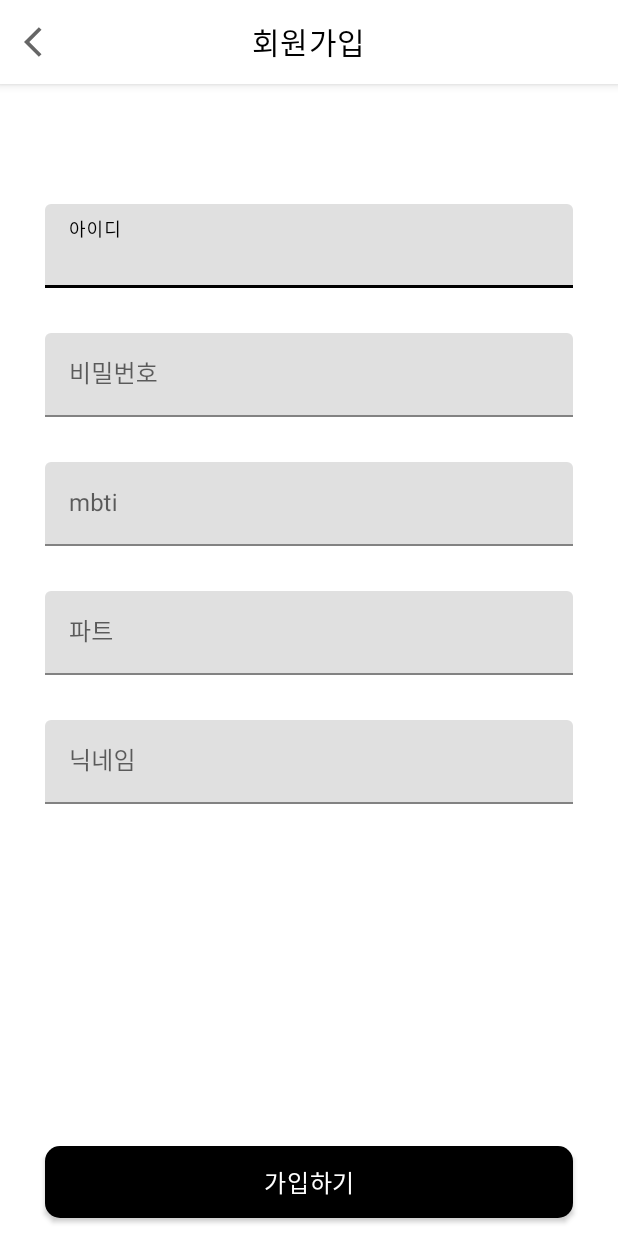
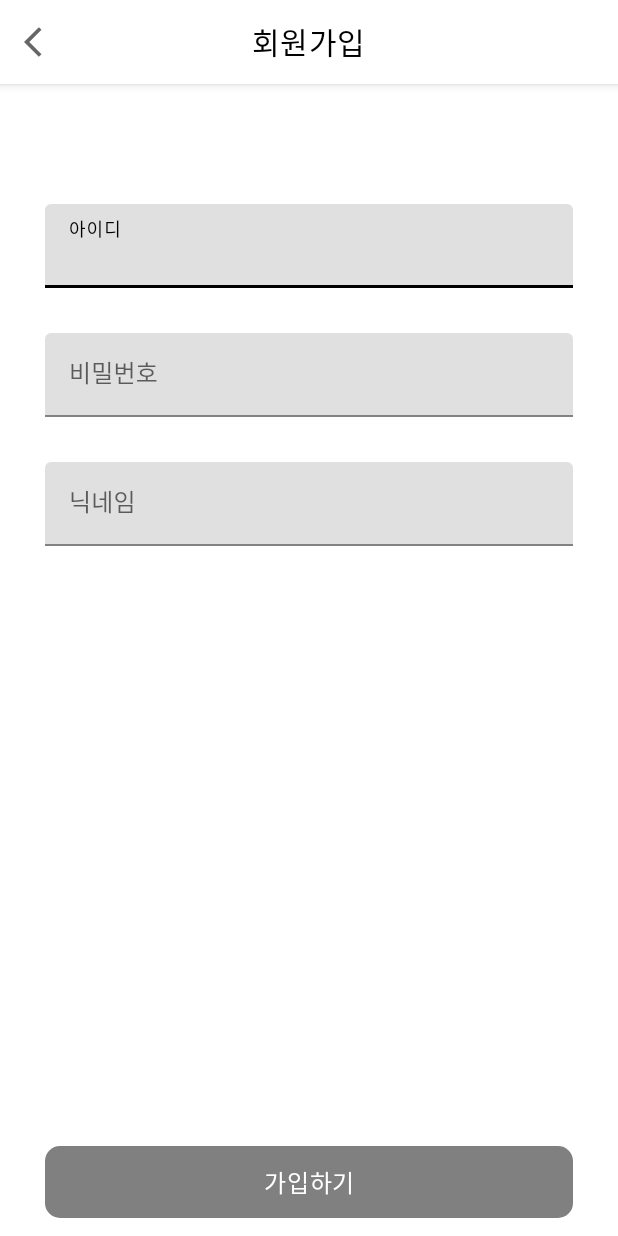
Before and after one commit to IN-SOPT-ANDROID/sunwoong-hwang, an Android app: the SignUpActivity screen opened directly, with no data from a screen before it, on a phone screen of 412 x 824 dp. Run offline under Robolectric (Android 15) with nearby library versions, the phone set to English and light mode, and no system bars; our stand-ins replace data binding.

Commit message:
fix: button enable -> false & color -> gray 변경 & 불필요 UI 삭제

```diff
--- a/app/src/main/res/layout/activity_sign_in.xml
+++ b/app/src/main/res/layout/activity_sign_in.xml
@@ -91,6 +91,7 @@
             android:layout_height="wrap_content"
             android:layout_marginBottom="6dp"
             android:background="@drawable/background_button"
+            android:backgroundTint="@color/gray"
             android:text="@string/sign_in"
             app:layout_constraintBottom_toTopOf="@id/sign_in_sign_up_btn"
             app:layout_constraintEnd_toEndOf="@id/sign_in_end_gl"
--- a/app/src/main/res/layout/activity_sign_up.xml
+++ b/app/src/main/res/layout/activity_sign_up.xml
@@ -100,49 +100,7 @@
                 </com.google.android.material.textfield.TextInputLayout>
 
                 <com.google.android.material.textfield.TextInputLayout
-                    android:id="@+id/sign_up_mbti_til"
-                    style="@style/Widget.MaterialComponents.TextInputLayout.FilledBox"
-                    android:layout_width="0dp"
-                    android:layout_height="wrap_content"
-                    android:layout_marginTop="30dp"
-                    android:hint="@string/mbti"
-                    app:boxStrokeColor="@color/black"
-                    app:hintTextColor="@color/black"
-                    app:layout_constraintEnd_toEndOf="@id/sign_up_end_gl"
-                    app:layout_constraintStart_toStartOf="@id/sign_up_start_gl"
-                    app:layout_constraintTop_toBottomOf="@id/sign_up_password_til">
-
-                    <com.google.android.material.textfield.TextInputEditText
-                        android:id="@+id/sign_up_mbti_et"
-                        android:layout_width="match_parent"
-                        android:layout_height="wrap_content"
-                        android:maxLines="1" />
-
-                </com.google.android.material.textfield.TextInputLayout>
-
-                <com.google.android.material.textfield.TextInputLayout
-                    android:id="@+id/sign_up_part_til"
-                    style="@style/Widget.MaterialComponents.TextInputLayout.FilledBox"
-                    android:layout_width="0dp"
-                    android:layout_height="wrap_content"
-                    android:layout_marginTop="30dp"
-                    android:hint="@string/part"
-                    app:boxStrokeColor="@color/black"
-                    app:hintTextColor="@color/black"
-                    app:layout_constraintEnd_toEndOf="@id/sign_up_end_gl"
-                    app:layout_constraintStart_toStartOf="@id/sign_up_start_gl"
-                    app:layout_constraintTop_toBottomOf="@id/sign_up_mbti_til">
-
-                    <com.google.android.material.textfield.TextInputEditText
-                        android:id="@+id/sign_up_part_et"
-                        android:layout_width="match_parent"
-                        android:layout_height="wrap_content"
-                        android:maxLines="1" />
-
-                </com.google.android.material.textfield.TextInputLayout>
-
-                <com.google.android.material.textfield.TextInputLayout
-                    android:id="@+id/sign_up_nickname_til"
+                    android:id="@+id/sign_up_name_til"
                     style="@style/Widget.MaterialComponents.TextInputLayout.FilledBox"
                     android:layout_width="0dp"
                     android:layout_height="wrap_content"
@@ -152,10 +110,10 @@
                     app:hintTextColor="@color/black"
                     app:layout_constraintEnd_toEndOf="@id/sign_up_end_gl"
                     app:layout_constraintStart_toStartOf="@id/sign_up_start_gl"
-                    app:layout_constraintTop_toBottomOf="@id/sign_up_part_til">
+                    app:layout_constraintTop_toBottomOf="@id/sign_up_password_til">
 
                     <com.google.android.material.textfield.TextInputEditText
-                        android:id="@+id/sign_up_nickname_et"
+                        android:id="@+id/sign_up_name_et"
                         android:layout_width="match_parent"
                         android:layout_height="wrap_content"
                         android:maxLines="1" />
@@ -175,6 +133,8 @@
             android:layout_marginHorizontal="30dp"
             android:layout_marginBottom="12dp"
             android:background="@drawable/background_button"
+            android:backgroundTint="@color/gray"
+            android:enabled="false"
             android:text="@string/sign_up_check"
             app:layout_constraintEnd_toEndOf="@id/sign_up_end_gl"
             app:layout_constraintStart_toStartOf="@id/sign_up_start_gl" />
```
